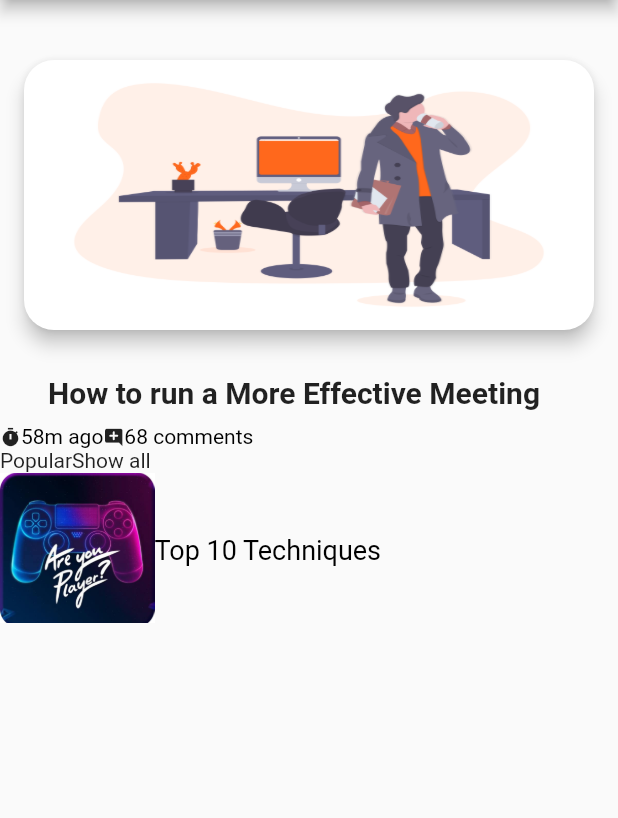
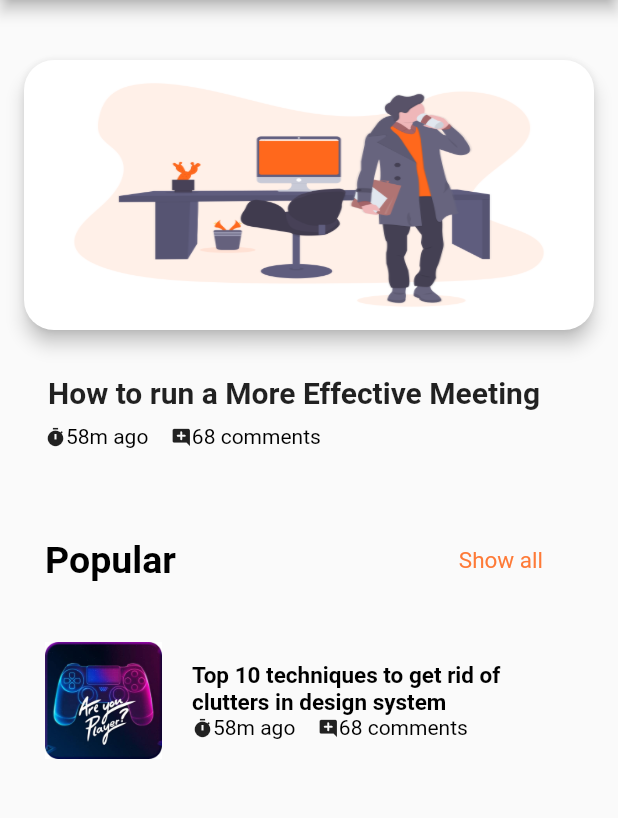
Before and after one commit to Crownedprinz/blog_app, a Flutter app: the screen it shows after launch, on a phone screen of 412 x 824 dp, the part 84-902 px from its top. Run offline on Flutter 3.47's test engine with Material 2 defaults, Android fonts, the phone set to English and light mode, and no system bars.

```diff
--- a/lib/screens/FrontPage.dart
+++ b/lib/screens/FrontPage.dart
@@ -1,3 +1,4 @@
+import 'package:blog_app/screens/ShowTimer.dart';
 import 'package:flutter/cupertino.dart';
 import 'package:flutter/material.dart';
 
@@ -13,10 +14,7 @@ class FrontPage extends StatefulWidget {
   _FrontPageState createState() => _FrontPageState();
 }
 
-
-
 class _FrontPageState extends State<FrontPage> {
-
   @override
   Widget build(BuildContext context) {
     return Scaffold(
@@ -30,56 +28,56 @@ class _FrontPageState extends State<FrontPage> {
             mainAxisAlignment: MainAxisAlignment.start,
             children: [
               ShowCard(),
-              SizedBox(height: 20,),
+              SizedBox(
+                height: 20,
+              ),
               Padding(
-                padding: EdgeInsets.only(left: 30,right: 50.0),
-                  child: Text('How to run a More Effective Meeting',
-                  style: TextStyle(
-                    fontSize: 20.0,
-                    fontWeight: FontWeight.bold
-                  ),)
+                  padding: EdgeInsets.only(left: 30, right: 50.0),
+                  child: Text(
+                    'How to run a More Effective Meeting',
+                    style:
+                        TextStyle(fontSize: 20.0, fontWeight: FontWeight.bold),
+                  )),
+              SizedBox(
+                height: 10,
               ),
-              SizedBox(height: 10,),
-              Row(
-              children: [
-                RichText(
-                  text: TextSpan(
-                    children: [
-                      WidgetSpan(
-                        child: Icon(Icons.timer, size: 14),
-                      ),
-                      TextSpan(
-                        text: "58m ago",
-                          style: TextStyle(color: Colors.black)
-                      ),
-                    ],
-                  ),
-                ),
-                RichText(
-                  text: TextSpan(
-                    children: [
-                      WidgetSpan(
-                        child: Icon(Icons.add_comment_rounded, size: 14),
-                      ),
-                      TextSpan(
-                          text: "68 comments",
-                          style: TextStyle(color: Colors.black)
-                      ),
-                    ],
-                  ),
-                ),
-              ],
+              Padding(
+                padding: EdgeInsets.only(left: 30, right: 50.0),
+                child: ShowTimer(),
               ),
-              Column(
-              children: [
-                Row(
+              SizedBox(
+                height: 60,
+              ),
+              Padding(
+                padding: EdgeInsets.only(left: 30, right: 50.0),
+                child: Column(
                   children: [
-                    Text("Popular"),
-                    Text("Show all")
+                    Row(
+                      mainAxisAlignment: MainAxisAlignment.spaceBetween,
+                      children: [
+                        Text(
+                          "Popular",
+                          style: TextStyle(
+                              color: Colors.black,
+                              fontWeight: FontWeight.bold,
+                              fontSize: 25),
+                        ),
+                        Text(
+                          "Show all",
+                          style:
+                              TextStyle(color: Color(0xFFFE7A37), fontSize: 15),
+                        )
+                      ],
+                    ),
+                    SizedBox(
+                      height: 40,
+                    ),
+                    Container(
+                      height: 100,
+                      child: ListView(children: <Widget>[ShowCell()]),
+                    )
                   ],
                 ),
-                ShowCell()
-              ],
               )
             ],
           ),
--- a/lib/screens/ShowCell.dart
+++ b/lib/screens/ShowCell.dart
@@ -1,36 +1,53 @@
 import 'package:flutter/cupertino.dart';
 import 'package:flutter/material.dart';
 
-class ShowCell extends StatefulWidget{
-  ShowCell({Key key}): super(key:key);
+import 'ShowTimer.dart';
+
+class ShowCell extends StatefulWidget {
+  ShowCell({Key key}) : super(key: key);
 
   @override
-  ShowCellState  createState()=> ShowCellState();
+  ShowCellState createState() => ShowCellState();
 }
 
 class ShowCellState extends State<ShowCell> {
   @override
   Widget build(BuildContext context) {
-
-    return GestureDetector(
-      child: Container(
-        height: 100,
-        child: ListView(
-          children: <Widget>[
-            Row(
+    return Row(
+      children: [
+        Expanded(flex: 2, child: Image.asset('assets/images/gamePad.jpeg')),
+        SizedBox(
+          width: 20,
+        ),
+        Expanded(
+            flex: 6,
+            child: Column(
               children: [
-                Expanded(flex: 2,child: Image.asset('assets/images/gamePad.jpeg')),
-                Expanded(flex: 6,child: Text('Top 10 Techniques',style: TextStyle(fontSize: 18, color: Colors.black, fontWeight: FontWeight.normal, decoration: TextDecoration.none),),
-                )
+                // new TextField(
+                //   textAlign: TextAlign.center,
+                //   decoration: new InputDecoration(
+                //       border: new OutlineInputBorder(
+                //         borderRadius: const BorderRadius.all(
+                //           const Radius.circular(10.0),
+                //         ),
+                //       ),
+                //       filled: true,
+                //       hintStyle: new TextStyle(color: Colors.white),
+                //       hintText: "DESIGN",
+                //       fillColor: Colors.deepPurple),
+                // ),
+                Text(
+                  'Top 10 techniques to get rid of clutters in design system',
+                  style: TextStyle(
+                      fontSize: 15,
+                      color: Colors.black,
+                      fontWeight: FontWeight.bold,
+                      decoration: TextDecoration.none),
+                ),
+                ShowTimer(),
               ],
-            ),
-          ]
-        ),
-      ),
-      // onTap: (){
-      //   Navigator.push(context,
-      //       MaterialPageRoute(builder: (context)=> DetailsPage(show: widget.show,)));
-      // },
+            ))
+      ],
     );
   }
 }
--- /dev/null
+++ b/lib/screens/ShowTimer.dart
@@ -0,0 +1,39 @@
+import 'package:flutter/cupertino.dart';
+import 'package:flutter/material.dart';
+
+class ShowTimer extends StatelessWidget{
+  @override
+
+  @override
+  Widget build(BuildContext context) {
+    return Row(
+      children: [
+        RichText(
+          text: TextSpan(
+            children: [
+              WidgetSpan(
+                child: Icon(Icons.timer, size: 14),
+              ),
+              TextSpan(
+                  text: "58m ago",
+                  style: TextStyle(color: Colors.black)),
+            ],
+          ),
+        ),
+        SizedBox(width: 15,),
+        RichText(
+          text: TextSpan(
+            children: [
+              WidgetSpan(
+                child: Icon(Icons.add_comment_rounded, size: 14),
+              ),
+              TextSpan(
+                  text: "68 comments",
+                  style: TextStyle(color: Colors.black,)),
+            ],
+          ),
+        ),
+      ],
+    );
+  }
+}
```
